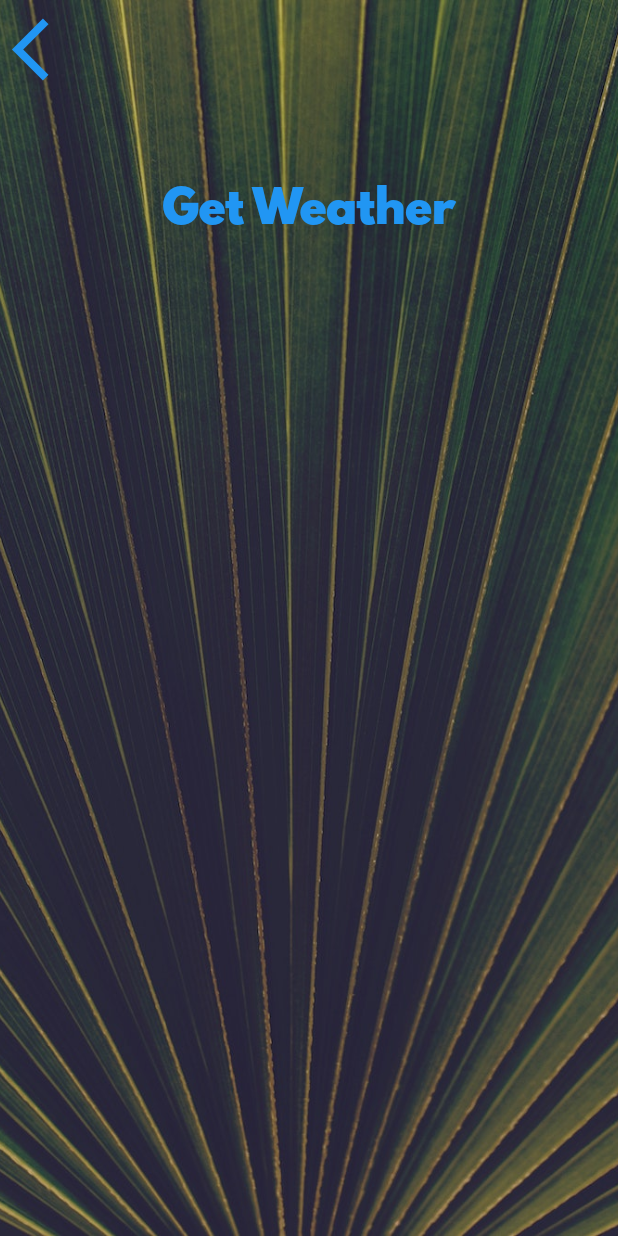
After one commit to soongon/clima_flutter, a Flutter app: the CityScreen screen opened directly, on a phone screen of 412 x 824 dp. The commit adds this screen. Run offline on Flutter 3.47's test engine with Material 2 defaults, Android fonts, the phone set to English and light mode, and no system bars; our stand-ins replace flutter_spinkit, geolocator.

Commit message:
initial commit

```diff
--- /dev/null
+++ b/lib/ui/city_screen.dart
@@ -0,0 +1,46 @@
+import 'package:flutter/material.dart';
+import 'package:clima_flutter/utilities/constants.dart';
+
+class CityScreen extends StatelessWidget {
+  const CityScreen({Key? key}) : super(key: key);
+
+  @override
+  Widget build(BuildContext context) {
+    return Scaffold(
+      body: Container(
+        decoration: BoxDecoration(
+          image: DecorationImage(
+            image: AssetImage('assets/images/city_background.jpg'),
+            fit: BoxFit.cover,
+          ),
+        ),
+        constraints: BoxConstraints.expand(),
+        child: Column(
+          children: [
+            Align(
+              alignment: Alignment.topLeft,
+              child: TextButton(
+                onPressed: () {},
+                child: Icon(
+                  Icons.arrow_back_ios,
+                  size: 50.0,
+                ),
+              ),
+            ),
+            Container(
+              padding: EdgeInsets.all(20.0),
+              child: null,
+            ),
+            TextButton(
+              onPressed: () {},
+              child: Text(
+                'Get Weather',
+                style: kButtonTextStyle,
+              ),
+            ),
+          ],
+        ),
+      ),
+    );
+  }
+}
```
Also changed, not shown: lib/ui/location_screen.dart (+18 -7 lines).
